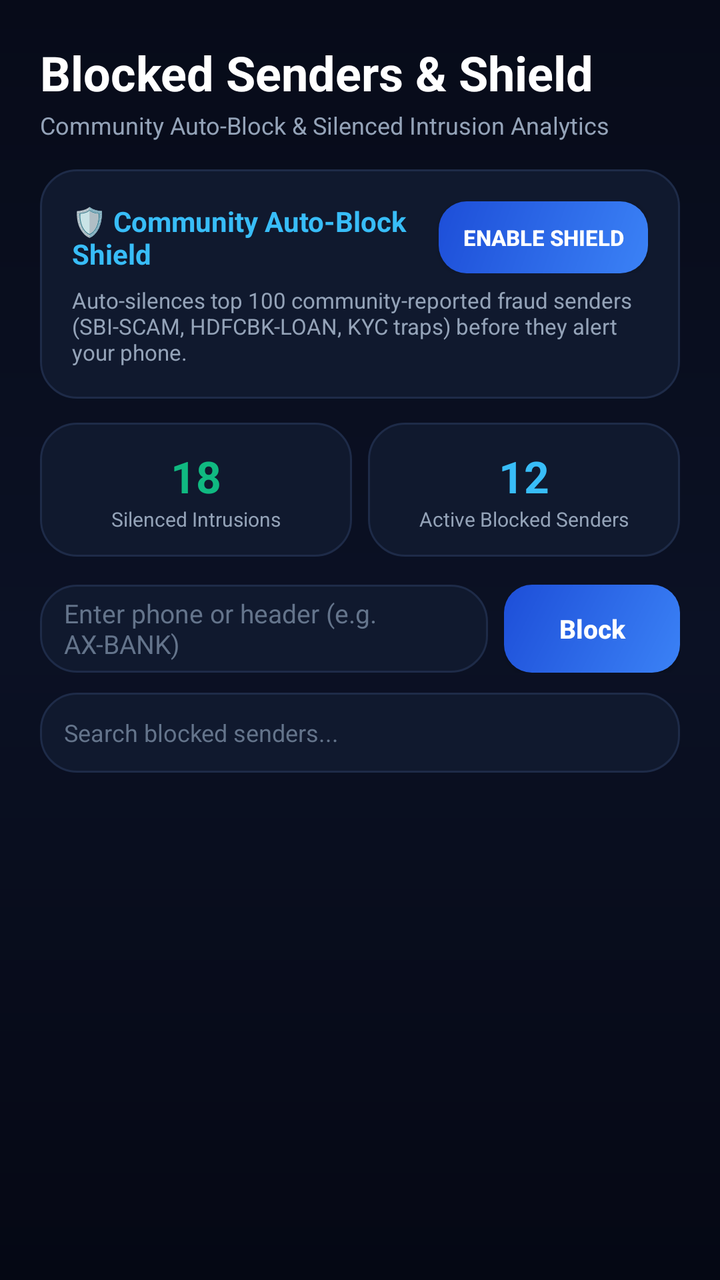
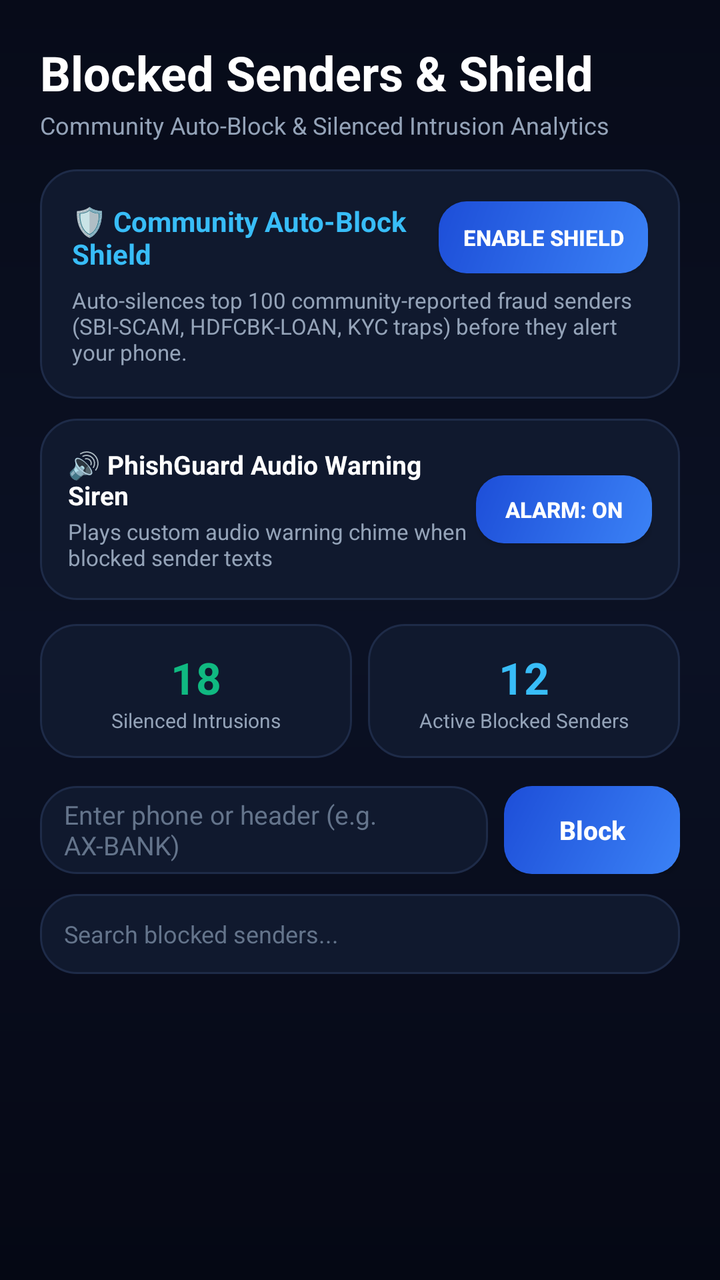

Screens rendered from an Android XML layout before and after an edit, with the pre-edit source and the edit as a unified diff.
<!-- AndroidManifest.xml: application theme Theme.PhishGuard -->
<!-- res/layout/activity_blocked_senders.xml -->
<?xml version="1.0" encoding="utf-8"?>
<LinearLayout xmlns:android="http://schemas.android.com/apk/res/android"
    android:layout_width="match_parent"
    android:layout_height="match_parent"
    android:orientation="vertical"
    android:background="@drawable/bg_dark_gradient"
    android:padding="20dp">

    <TextView
        android:layout_width="wrap_content"
        android:layout_height="wrap_content"
        android:text="Blocked Senders &amp; Shield"
        android:textColor="#FFFFFF"
        android:textSize="24sp"
        android:textStyle="bold"/>

    <TextView
        android:layout_width="wrap_content"
        android:layout_height="wrap_content"
        android:text="Community Auto-Block &amp; Silenced Intrusion Analytics"
        android:textColor="#94A3B8"
        android:textSize="12sp"
        android:layout_marginTop="2dp"/>

    
    <LinearLayout
        android:id="@+id/cardCommunityShield"
        android:layout_width="match_parent"
        android:layout_height="wrap_content"
        android:orientation="vertical"
        android:background="@drawable/bg_card_dark"
        android:padding="16dp"
        android:layout_marginTop="14dp">

        <LinearLayout
            android:layout_width="match_parent"
            android:layout_height="wrap_content"
            android:orientation="horizontal"
            android:gravity="center_vertical">

            <TextView
                android:layout_width="0dp"
                android:layout_height="wrap_content"
                android:layout_weight="1"
                android:text="🛡️ Community Auto-Block Shield"
                android:textColor="#38BDF8"
                android:textSize="14sp"
                android:textStyle="bold"/>

            <Button
                android:id="@+id/btnToggleCommunityShield"
                android:layout_width="wrap_content"
                android:layout_height="36dp"
                android:text="ENABLE SHIELD"
                android:textSize="11sp"
                android:textStyle="bold"
                android:background="@drawable/bg_button_primary"
                android:textColor="#FFFFFF"
                android:paddingStart="12dp"
                android:paddingEnd="12dp"/>

        </LinearLayout>

        <TextView
            android:id="@+id/tvShieldSubtitle"
            android:layout_width="wrap_content"
            android:layout_height="wrap_content"
            android:text="Auto-silences top 100 community-reported fraud senders (SBI-SCAM, HDFCBK-LOAN, KYC traps) before they alert your phone."
            android:textColor="#94A3B8"
            android:textSize="11sp"
            android:layout_marginTop="6dp"/>

    </LinearLayout>

    
    <LinearLayout
        android:layout_width="match_parent"
        android:layout_height="wrap_content"
        android:orientation="horizontal"
        android:layout_marginTop="12dp">

        <LinearLayout
            android:layout_width="0dp"
            android:layout_height="wrap_content"
            android:layout_weight="1"
            android:orientation="vertical"
            android:background="@drawable/bg_card_dark"
            android:padding="12dp"
            android:gravity="center">

            <TextView
                android:id="@+id/tvSilencedCount"
                android:layout_width="wrap_content"
                android:layout_height="wrap_content"
                android:text="18"
                android:textColor="#10B981"
                android:textSize="22sp"
                android:textStyle="bold"/>

            <TextView
                android:layout_width="wrap_content"
                android:layout_height="wrap_content"
                android:text="Silenced Intrusions"
                android:textColor="#94A3B8"
                android:textSize="10sp"/>

        </LinearLayout>

        <LinearLayout
            android:layout_width="0dp"
            android:layout_height="wrap_content"
            android:layout_weight="1"
            android:orientation="vertical"
            android:background="@drawable/bg_card_dark"
            android:padding="12dp"
            android:gravity="center"
            android:layout_marginStart="8dp">

            <TextView
                android:id="@+id/tvActiveBlockedCount"
                android:layout_width="wrap_content"
                android:layout_height="wrap_content"
                android:text="12"
                android:textColor="#38BDF8"
                android:textSize="22sp"
                android:textStyle="bold"/>

            <TextView
                android:layout_width="wrap_content"
                android:layout_height="wrap_content"
                android:text="Active Blocked Senders"
                android:textColor="#94A3B8"
                android:textSize="10sp"/>

        </LinearLayout>

    </LinearLayout>

    
    <LinearLayout
        android:layout_width="match_parent"
        android:layout_height="wrap_content"
        android:orientation="horizontal"
        android:layout_marginTop="14dp">

        <EditText
            android:id="@+id/etNewSender"
            android:layout_width="0dp"
            android:layout_height="44dp"
            android:layout_weight="1"
            android:hint="Enter phone or header (e.g. AX-BANK)"
            android:textColorHint="#64748B"
            android:textColor="#FFFFFF"
            android:textSize="13sp"
            android:background="@drawable/bg_card_dark"
            android:paddingStart="12dp"
            android:paddingEnd="12dp"/>

        <android.widget.Button
            android:id="@+id/btnAddBlocked"
            android:layout_width="wrap_content"
            android:layout_height="44dp"
            android:text="Block"
            android:textAllCaps="false"
            android:textSize="13sp"
            android:textStyle="bold"
            android:background="@drawable/bg_button_primary"
            android:textColor="#FFFFFF"
            android:layout_marginStart="8dp"/>

    </LinearLayout>

    
    <EditText
        android:id="@+id/etSearchBlocked"
        android:layout_width="match_parent"
        android:layout_height="40dp"
        android:hint="Search blocked senders..."
        android:textColorHint="#64748B"
        android:textColor="#FFFFFF"
        android:textSize="12sp"
        android:background="@drawable/bg_card_dark"
        android:paddingStart="12dp"
        android:paddingEnd="12dp"
        android:layout_marginTop="10dp"/>

    
    <LinearLayout
        android:id="@+id/layoutEmptyState"
        android:layout_width="match_parent"
        android:layout_height="0dp"
        android:layout_weight="1"
        android:orientation="vertical"
        android:gravity="center"
        android:visibility="gone">

        <TextView
            android:layout_width="wrap_content"
            android:layout_height="wrap_content"
            android:text="No blocked senders."
            android:textColor="#FFFFFF"
            android:textSize="16sp"
            android:textStyle="bold"/>

        <TextView
            android:layout_width="wrap_content"
            android:layout_height="wrap_content"
            android:text="Blocked senders will appear here."
            android:textColor="#94A3B8"
            android:textSize="13sp"
            android:layout_marginTop="4dp"/>

    </LinearLayout>

    
    <ScrollView
        android:layout_width="match_parent"
        android:layout_height="0dp"
        android:layout_weight="1"
        android:layout_marginTop="12dp">

        <LinearLayout
            android:id="@+id/layoutBlockedList"
            android:layout_width="match_parent"
            android:layout_height="wrap_content"
            android:orientation="vertical"/>

    </ScrollView>

</LinearLayout>
<!-- resources referenced by this layout -->
<resources>
  <!-- drawable bg_button_primary (drawable) -->
  <?xml version="1.0" encoding="utf-8"?>
  <shape xmlns:android="http://schemas.android.com/apk/res/android"
      android:shape="rectangle">
      <gradient
          android:angle="135"
          android:startColor="#3B82F6"
          android:endColor="#1D4ED8" />
      <corners android:radius="14dp" />
  </shape>
  <!-- drawable bg_card_dark (drawable) -->
  <?xml version="1.0" encoding="utf-8"?>
  <shape xmlns:android="http://schemas.android.com/apk/res/android"
      android:shape="rectangle">
      <solid android:color="#10192E" />
      <corners android:radius="18dp" />
      <stroke
          android:width="1dp"
          android:color="#1E2B48" />
  </shape>
  <!-- drawable bg_dark_gradient (drawable) -->
  <?xml version="1.0" encoding="utf-8"?>
  <shape xmlns:android="http://schemas.android.com/apk/res/android"
      android:shape="rectangle">
      <gradient
          android:angle="270"
          android:startColor="#070B19"
          android:centerColor="#0B1124"
          android:endColor="#050814" />
  </shape>
  <style name="Theme.PhishGuard" parent="Base.Theme.PhishGuard" />
  <style name="Base.Theme.PhishGuard" parent="Theme.Material3.DayNight.NoActionBar">
          
          
      </style>
</resources>

<!-- the commit's change to res/layout/activity_blocked_senders.xml (unified diff, before → after) -->
@@ -69,6 +69,54 @@
             android:textColor="#94A3B8"
             android:textSize="11sp"
             android:layout_marginTop="6dp"/>
+
+    </LinearLayout>
+
+    
+    <LinearLayout
+        android:layout_width="match_parent"
+        android:layout_height="wrap_content"
+        android:orientation="horizontal"
+        android:background="@drawable/bg_card_dark"
+        android:padding="14dp"
+        android:layout_marginTop="10dp"
+        android:gravity="center_vertical">
+
+        <LinearLayout
+            android:layout_width="0dp"
+            android:layout_height="wrap_content"
+            android:layout_weight="1"
+            android:orientation="vertical">
+
+            <TextView
+                android:layout_width="wrap_content"
+                android:layout_height="wrap_content"
+                android:text="🔊 PhishGuard Audio Warning Siren"
+                android:textColor="#FFFFFF"
+                android:textSize="13sp"
+                android:textStyle="bold"/>
+
+            <TextView
+                android:layout_width="wrap_content"
+                android:layout_height="wrap_content"
+                android:text="Plays custom audio warning chime when blocked sender texts"
+                android:textColor="#94A3B8"
+                android:textSize="11sp"
+                android:layout_marginTop="2dp"/>
+
+        </LinearLayout>
+
+        <Button
+            android:id="@+id/btnToggleAudioAlarm"
+            android:layout_width="wrap_content"
+            android:layout_height="34dp"
+            android:text="ALARM: ON"
+            android:textSize="11sp"
+            android:textStyle="bold"
+            android:background="@drawable/bg_button_primary"
+            android:textColor="#FFFFFF"
+            android:paddingStart="10dp"
+            android:paddingEnd="10dp"/>
 
     </LinearLayout>
 
